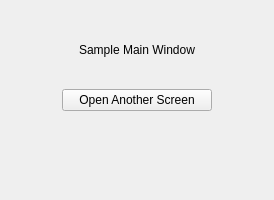
Before: the Qt Designer form Screens/Interfaces/mainWindow.ui in Practicum-Team-3/BlackHole, drawn with Qt 5.
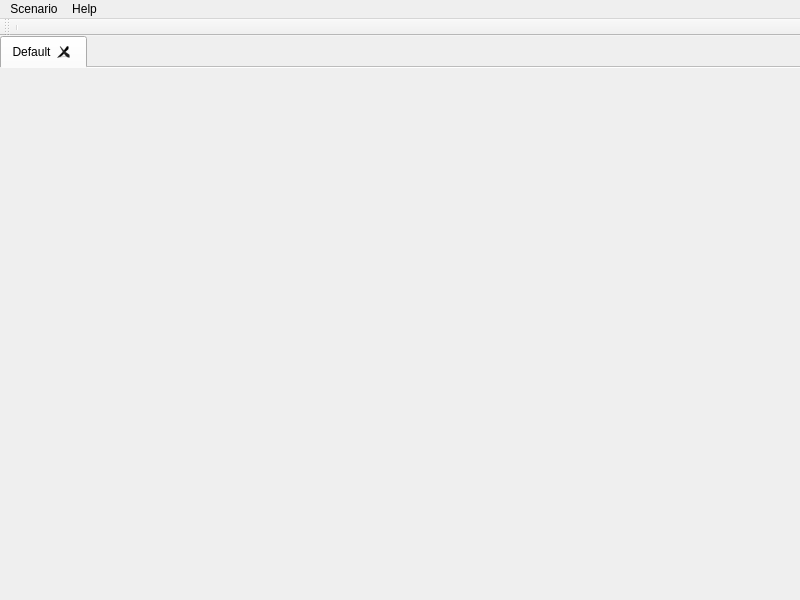
After: the same form once the commit is applied.

Patch:
```diff
--- a/Screens/Interfaces/mainWindow.ui
+++ b/Screens/Interfaces/mainWindow.ui
@@ -6,102 +6,90 @@
    <rect>
     <x>0</x>
     <y>0</y>
-    <width>274</width>
-    <height>200</height>
+    <width>800</width>
+    <height>600</height>
    </rect>
   </property>
-  <property name="maximumSize">
+  <property name="baseSize">
    <size>
-    <width>400</width>
-    <height>200</height>
+    <width>0</width>
+    <height>0</height>
    </size>
   </property>
   <property name="windowTitle">
-   <string notr="true">MainWindow</string>
+   <string>AutoBug</string>
+  </property>
+  <property name="windowOpacity">
+   <double>1.000000000000000</double>
+  </property>
+  <property name="styleSheet">
+   <string notr="true">qdarkstyle</string>
+  </property>
+  <property name="documentMode">
+   <bool>false</bool>
+  </property>
+  <property name="tabShape">
+   <enum>QTabWidget::Rounded</enum>
+  </property>
+  <property name="unifiedTitleAndToolBarOnMac">
+   <bool>true</bool>
   </property>
   <widget class="QWidget" name="centralwidget">
-   <layout class="QVBoxLayout" name="verticalLayout">
-    <item>
-     <widget class="QFrame" name="frame">
-      <property name="frameShape">
-       <enum>QFrame::NoFrame</enum>
+   <layout class="QGridLayout" name="gridLayoutFull">
+    <property name="leftMargin">
+     <number>0</number>
+    </property>
+    <property name="topMargin">
+     <number>0</number>
+    </property>
+    <property name="rightMargin">
+     <number>0</number>
+    </property>
+    <property name="bottomMargin">
+     <number>0</number>
+    </property>
+    <item row="0" column="0">
+     <widget class="QTabWidget" name="tabWidget">
+      <property name="tabPosition">
+       <enum>QTabWidget::North</enum>
       </property>
-      <property name="frameShadow">
-       <enum>QFrame::Raised</enum>
+      <property name="tabShape">
+       <enum>QTabWidget::Rounded</enum>
       </property>
-      <layout class="QHBoxLayout" name="horizontalLayout_2">
-       <item>
-        <widget class="QLabel" name="label">
-         <property name="text">
-          <string>Sample Main Window</string>
-         </property>
-         <property name="alignment">
-          <set>Qt::AlignBottom|Qt::AlignHCenter</set>
-         </property>
-        </widget>
-       </item>
-      </layout>
-     </widget>
-    </item>
-    <item>
-     <widget class="QFrame" name="frame_3">
-      <property name="frameShape">
-       <enum>QFrame::NoFrame</enum>
+      <property name="currentIndex">
+       <number>0</number>
       </property>
-      <property name="frameShadow">
-       <enum>QFrame::Raised</enum>
+      <property name="elideMode">
+       <enum>Qt::ElideRight</enum>
       </property>
-      <layout class="QHBoxLayout" name="horizontalLayout">
-       <item>
-        <widget class="QFrame" name="frame_4">
-         <property name="frameShape">
-          <enum>QFrame::NoFrame</enum>
-         </property>
-         <property name="frameShadow">
-          <enum>QFrame::Raised</enum>
-         </property>
-        </widget>
-       </item>
-       <item>
-        <widget class="QPushButton" name="openScreenButton">
-         <property name="minimumSize">
-          <size>
-           <width>150</width>
-           <height>0</height>
-          </size>
-         </property>
-         <property name="maximumSize">
-          <size>
-           <width>300</width>
-           <height>16777215</height>
-          </size>
-         </property>
-         <property name="text">
-          <string>Open Another Screen</string>
-         </property>
-        </widget>
-       </item>
-       <item>
-        <widget class="QFrame" name="frame_5">
-         <property name="frameShape">
-          <enum>QFrame::NoFrame</enum>
-         </property>
-         <property name="frameShadow">
-          <enum>QFrame::Raised</enum>
-         </property>
-        </widget>
-       </item>
-      </layout>
-     </widget>
-    </item>
-    <item>
-     <widget class="QFrame" name="frame_2">
-      <property name="frameShape">
-       <enum>QFrame::NoFrame</enum>
+      <property name="documentMode">
+       <bool>true</bool>
       </property>
-      <property name="frameShadow">
-       <enum>QFrame::Raised</enum>
+      <property name="tabsClosable">
+       <bool>true</bool>
       </property>
+      <property name="movable">
+       <bool>true</bool>
+      </property>
+      <widget class="QWidget" name="defaultTab">
+       <attribute name="title">
+        <string>Default</string>
+       </attribute>
+       <layout class="QGridLayout" name="gridLayoutTab">
+        <property name="leftMargin">
+         <number>0</number>
+        </property>
+        <property name="topMargin">
+         <number>0</number>
+        </property>
+        <property name="rightMargin">
+         <number>0</number>
+        </property>
+        <property name="bottomMargin">
+         <number>0</number>
+        </property>
+       </layout>
+      </widget>
      </widget>
     </item>
    </layout>
@@ -111,11 +99,62 @@
     <rect>
      <x>0</x>
      <y>0</y>
-     <width>274</width>
+     <width>800</width>
      <height>22</height>
     </rect>
    </property>
+   <widget class="QMenu" name="menuWoko">
+    <property name="title">
+     <string>Scenario</string>
+    </property>
+    <addaction name="actionFile"/>
+    <addaction name="actionImport"/>
+    <addaction name="actionClose"/>
+   </widget>
+   <widget class="QMenu" name="menuHelp">
+    <property name="title">
+     <string>Help</string>
+    </property>
+    <addaction name="actionWhatIsThis"/>
+   </widget>
+   <addaction name="menuWoko"/>
+   <addaction name="menuHelp"/>
   </widget>
+  <widget class="QToolBar" name="toolBar">
+   <property name="windowTitle">
+    <string>toolBar</string>
+   </property>
+   <property name="floatable">
+    <bool>true</bool>
+   </property>
+   <attribute name="toolBarArea">
+    <enum>TopToolBarArea</enum>
+   </attribute>
+   <attribute name="toolBarBreak">
+    <bool>false</bool>
+   </attribute>
+   <addaction name="separator"/>
+  </widget>
+  <action name="actionFile">
+   <property name="text">
+    <string>New</string>
+   </property>
+  </action>
+  <action name="actionImport">
+   <property name="text">
+    <string>Import</string>
+   </property>
+  </action>
+  <action name="actionClose">
+   <property name="text">
+    <string>Close</string>
+   </property>
+  </action>
+  <action name="actionWhatIsThis">
+   <property name="text">
+    <string>What Is This?</string>
+   </property>
+  </action>
  </widget>
  <resources/>
  <connections/>
```
